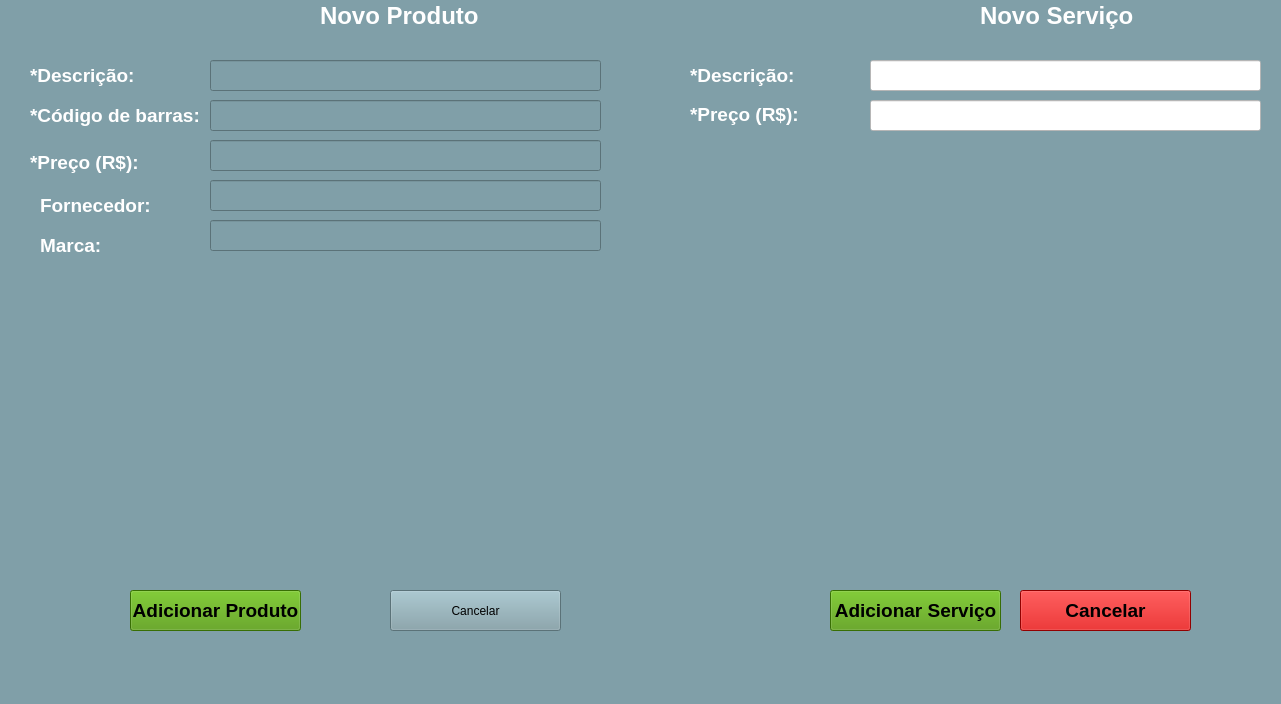
First picture: the form in Novo Produto e Serviço.ui, repository LeonardoMateini/KBT_System, before the edit.
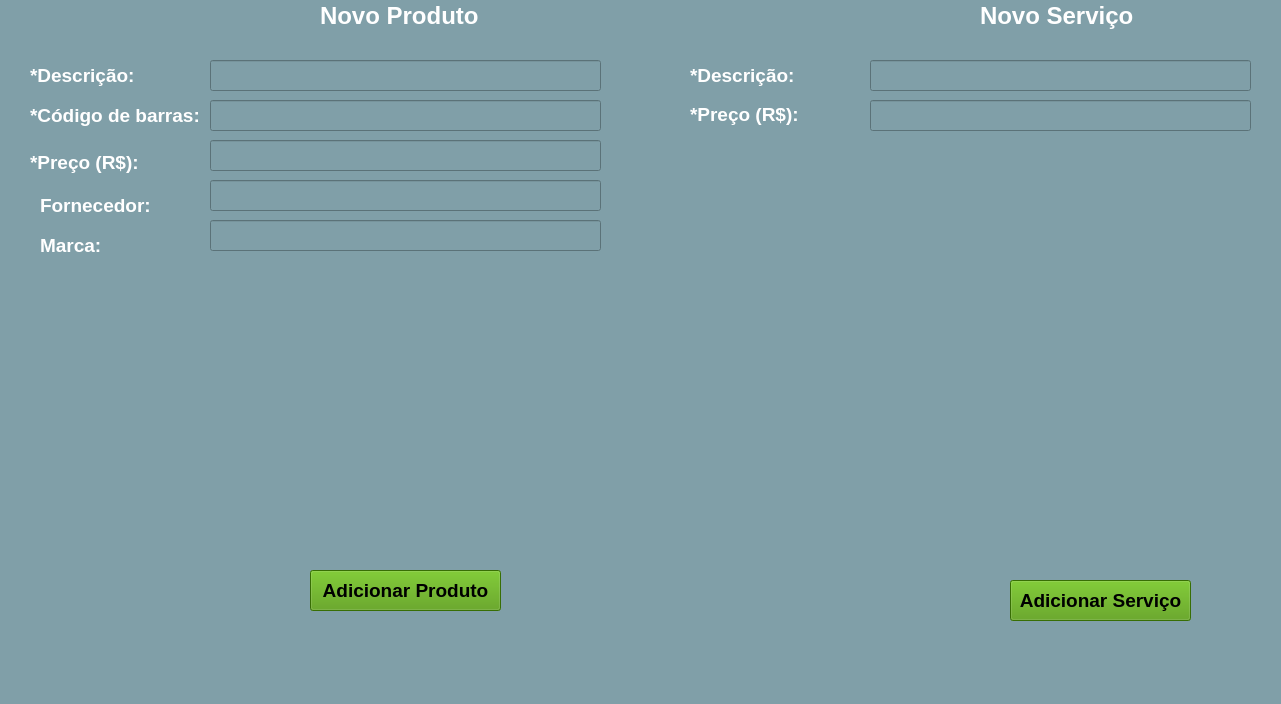
Second picture: the form after the edit.

Commit message: add bd servico

The edit to the form file:
```diff
--- a/Novo Produto e Serviço.ui
+++ b/Novo Produto e Serviço.ui
@@ -43,9 +43,9 @@
    <widget class="QPushButton" name="pushButton_2">
     <property name="geometry">
      <rect>
-      <x>130</x>
-      <y>590</y>
-      <width>171</width>
+      <x>310</x>
+      <y>570</y>
+      <width>191</width>
       <height>41</height>
      </rect>
     </property>
@@ -179,29 +179,6 @@
      <string>*Descrição:</string>
     </property>
    </widget>
-   <widget class="QPushButton" name="pushButton_4">
-    <property name="geometry">
-     <rect>
-      <x>1020</x>
-      <y>590</y>
-      <width>171</width>
-      <height>41</height>
-     </rect>
-    </property>
-    <property name="font">
-     <font>
-      <pointsize>14</pointsize>
-      <weight>75</weight>
-      <bold>true</bold>
-     </font>
-    </property>
-    <property name="styleSheet">
-     <string notr="true">background-color: rgb(204, 0, 0);</string>
-    </property>
-    <property name="text">
-     <string>Cancelar</string>
-    </property>
-   </widget>
    <widget class="QLabel" name="label_8">
     <property name="geometry">
      <rect>
@@ -274,9 +251,9 @@
    <widget class="QPushButton" name="pushButton_5">
     <property name="geometry">
      <rect>
-      <x>830</x>
-      <y>590</y>
-      <width>171</width>
+      <x>1010</x>
+      <y>580</y>
+      <width>181</width>
       <height>41</height>
      </rect>
     </property>
@@ -318,32 +295,6 @@
      <string>Novo Serviço</string>
     </property>
    </widget>
-   <widget class="QLineEdit" name="descricao_servico">
-    <property name="geometry">
-     <rect>
-      <x>870</x>
-      <y>60</y>
-      <width>391</width>
-      <height>31</height>
-     </rect>
-    </property>
-    <property name="styleSheet">
-     <string notr="true">background-color: rgb(255, 255, 255);</string>
-    </property>
-   </widget>
-   <widget class="QLineEdit" name="preco_servico">
-    <property name="geometry">
-     <rect>
-      <x>870</x>
-      <y>100</y>
-      <width>391</width>
-      <height>31</height>
-     </rect>
-    </property>
-    <property name="styleSheet">
-     <string notr="true">background-color: rgb(255, 255, 255);</string>
-    </property>
-   </widget>
    <widget class="QLineEdit" name="lineEdit">
     <property name="geometry">
      <rect>
@@ -394,17 +345,24 @@
      </rect>
     </property>
    </widget>
-   <widget class="QPushButton" name="pushButton">
+   <widget class="QLineEdit" name="lineEdit_6">
     <property name="geometry">
      <rect>
-      <x>390</x>
-      <y>590</y>
-      <width>171</width>
-      <height>41</height>
+      <x>870</x>
+      <y>60</y>
+      <width>381</width>
+      <height>31</height>
      </rect>
     </property>
-    <property name="text">
-     <string>Cancelar</string>
+   </widget>
+   <widget class="QLineEdit" name="lineEdit_7">
+    <property name="geometry">
+     <rect>
+      <x>870</x>
+      <y>100</y>
+      <width>381</width>
+      <height>31</height>
+     </rect>
     </property>
    </widget>
   </widget>
```
The commit also changes 1 other file.
